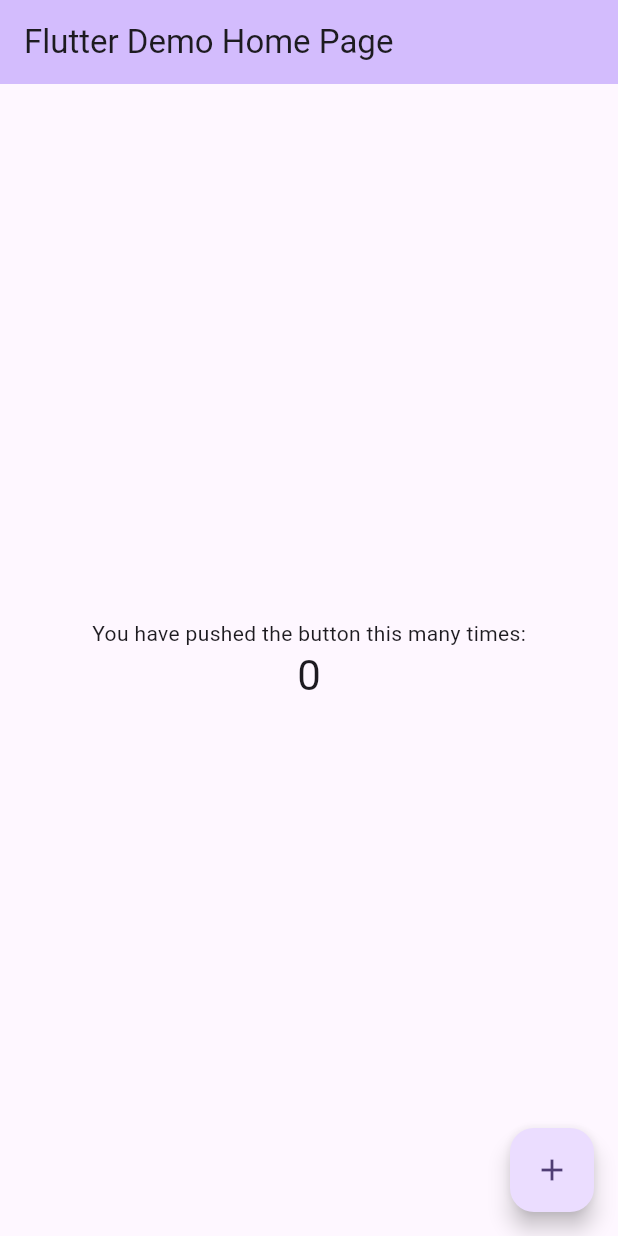
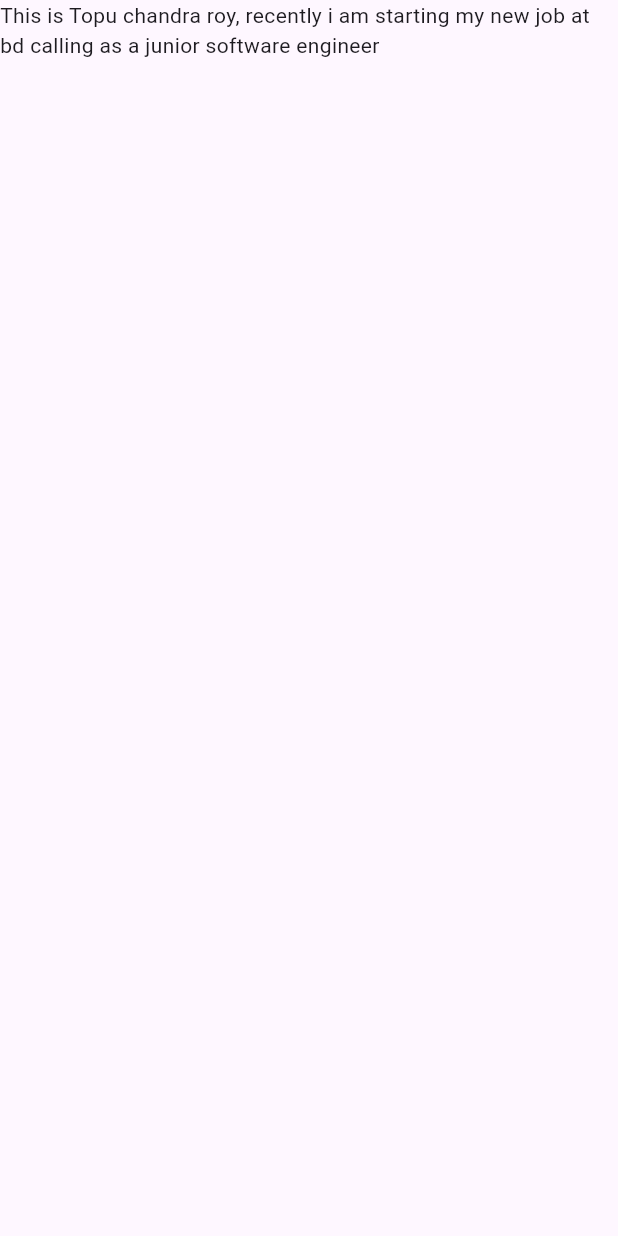
Before and after one commit to TopuFD/github-practice, a Flutter app: the screen it shows after launch, on a phone screen of 412 x 824 dp. Run offline on Flutter 3.47's test engine with Material 3 defaults, Android fonts, the phone set to English and light mode, and no system bars.

Commit message:
second commit

```diff
--- /dev/null
+++ b/lib/about_me/about_me.dart
@@ -0,0 +1,17 @@
+import 'package:flutter/material.dart';
+
+class AboutMe extends StatelessWidget {
+  const AboutMe({super.key});
+
+  @override
+  Widget build(BuildContext context) {
+    return Scaffold(
+      body: Column(
+        children: [
+          Text(
+              "This is Topu chandra roy, recently i am starting my new job at bd calling as a junior software engineer")
+        ],
+      ),
+    );
+  }
+}
--- a/lib/main.dart
+++ b/lib/main.dart
@@ -1,4 +1,5 @@
 import 'package:flutter/material.dart';
+import 'package:github_practice/about_me/about_me.dart';
 
 void main() {
   runApp(const MyApp());
@@ -13,113 +14,10 @@
     return MaterialApp(
       title: 'Flutter Demo',
       theme: ThemeData(
-        // This is the theme of your application.
-        //
-        // TRY THIS: Try running your application with "flutter run". You'll see
-        // the application has a purple toolbar. Then, without quitting the app,
-        // try changing the seedColor in the colorScheme below to Colors.green
-        // and then invoke "hot reload" (save your changes or press the "hot
-        // reload" button in a Flutter-supported IDE, or press "r" if you used
-        // the command line to start the app).
-        //
-        // Notice that the counter didn't reset back to zero; the application
-        // state is not lost during the reload. To reset the state, use hot
-        // restart instead.
-        //
-        // This works for code too, not just values: Most code changes can be
-        // tested with just a hot reload.
         colorScheme: ColorScheme.fromSeed(seedColor: Colors.deepPurple),
         useMaterial3: true,
       ),
-      home: const MyHomePage(title: 'Flutter Demo Home Page'),
+      home: const AboutMe(),
     );
   }
 }
-
-class MyHomePage extends StatefulWidget {
-  const MyHomePage({super.key, required this.title});
-
-  // This widget is the home page of your application. It is stateful, meaning
-  // that it has a State object (defined below) that contains fields that affect
-  // how it looks.
-
-  // This class is the configuration for the state. It holds the values (in this
-  // case the title) provided by the parent (in this case the App widget) and
-  // used by the build method of the State. Fields in a Widget subclass are
-  // always marked "final".
-
-  final String title;
-
-  @override
-  State<MyHomePage> createState() => _MyHomePageState();
-}
-
-class _MyHomePageState extends State<MyHomePage> {
-  int _counter = 0;
-
-  void _incrementCounter() {
-    setState(() {
-      // This call to setState tells the Flutter framework that something has
-      // changed in this State, which causes it to rerun the build method below
-      // so that the display can reflect the updated values. If we changed
-      // _counter without calling setState(), then the build method would not be
-      // called again, and so nothing would appear to happen.
-      _counter++;
-    });
-  }
-
-  @override
-  Widget build(BuildContext context) {
-    // This method is rerun every time setState is called, for instance as done
-    // by the _incrementCounter method above.
-    //
-    // The Flutter framework has been optimized to make rerunning build methods
-    // fast, so that you can just rebuild anything that needs updating rather
-    // than having to individually change instances of widgets.
-    return Scaffold(
-      appBar: AppBar(
-        // TRY THIS: Try changing the color here to a specific color (to
-        // Colors.amber, perhaps?) and trigger a hot reload to see the AppBar
-        // change color while the other colors stay the same.
-        backgroundColor: Theme.of(context).colorScheme.inversePrimary,
-        // Here we take the value from the MyHomePage object that was created by
-        // the App.build method, and use it to set our appbar title.
-        title: Text(widget.title),
-      ),
-      body: Center(
-        // Center is a layout widget. It takes a single child and positions it
-        // in the middle of the parent.
-        child: Column(
-          // Column is also a layout widget. It takes a list of children and
-          // arranges them vertically. By default, it sizes itself to fit its
-          // children horizontally, and tries to be as tall as its parent.
-          //
-          // Column has various properties to control how it sizes itself and
-          // how it positions its children. Here we use mainAxisAlignment to
-          // center the children vertically; the main axis here is the vertical
-          // axis because Columns are vertical (the cross axis would be
-          // horizontal).
-          //
-          // TRY THIS: Invoke "debug painting" (choose the "Toggle Debug Paint"
-          // action in the IDE, or press "p" in the console), to see the
-          // wireframe for each widget.
-          mainAxisAlignment: MainAxisAlignment.center,
-          children: <Widget>[
-            const Text(
-              'You have pushed the button this many times:',
-            ),
-            Text(
-              '$_counter',
-              style: Theme.of(context).textTheme.headlineMedium,
-            ),
-          ],
-        ),
-      ),
-      floatingActionButton: FloatingActionButton(
-        onPressed: _incrementCounter,
-        tooltip: 'Increment',
-        child: const Icon(Icons.add),
-      ), // This trailing comma makes auto-formatting nicer for build methods.
-    );
-  }
-}
```
